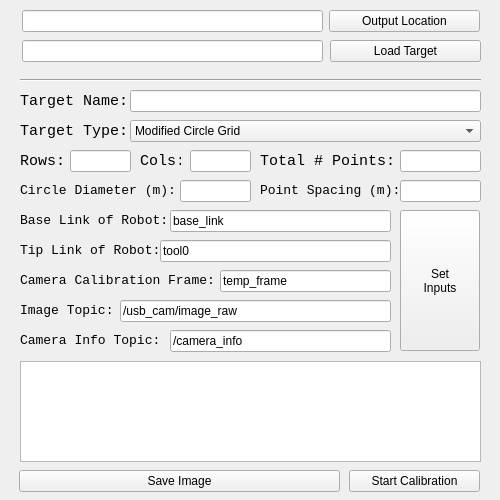
jdlangs/IC2, file industrial_calibration_gui/src/calibration_widget.ui: the form before one commit.
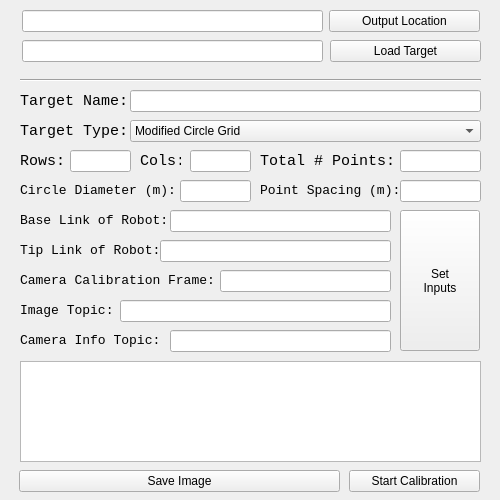
The form after the commit. Icons and pictures are not drawn.

Commit message: Removed default parameters since they don't actually show up when I build...

The edit to the form file:
```diff
--- a/industrial_calibration_gui/src/calibration_widget.ui
+++ b/industrial_calibration_gui/src/calibration_widget.ui
@@ -612,7 +612,7 @@
       </rect>
      </property>
      <property name="text">
-      <string>base_link</string>
+      <string/>
      </property>
     </widget>
     <widget class="QLineEdit" name="tip_link_line">
@@ -625,7 +625,7 @@
       </rect>
      </property>
      <property name="text">
-      <string>tool0</string>
+      <string/>
      </property>
     </widget>
     <widget class="QLineEdit" name="camera_calibration_frame_line">
@@ -638,7 +638,7 @@
       </rect>
      </property>
      <property name="text">
-      <string>temp_frame</string>
+      <string/>
      </property>
     </widget>
     <widget class="QLineEdit" name="image_topic_line">
@@ -651,7 +651,7 @@
       </rect>
      </property>
      <property name="text">
-      <string>/usb_cam/image_raw</string>
+      <string/>
      </property>
     </widget>
     <widget class="QLineEdit" name="camera_info_topic_line">
@@ -664,7 +664,7 @@
       </rect>
      </property>
      <property name="text">
-      <string>/camera_info</string>
+      <string/>
      </property>
     </widget>
     <widget class="QPushButton" name="set_inputs_button">
```
